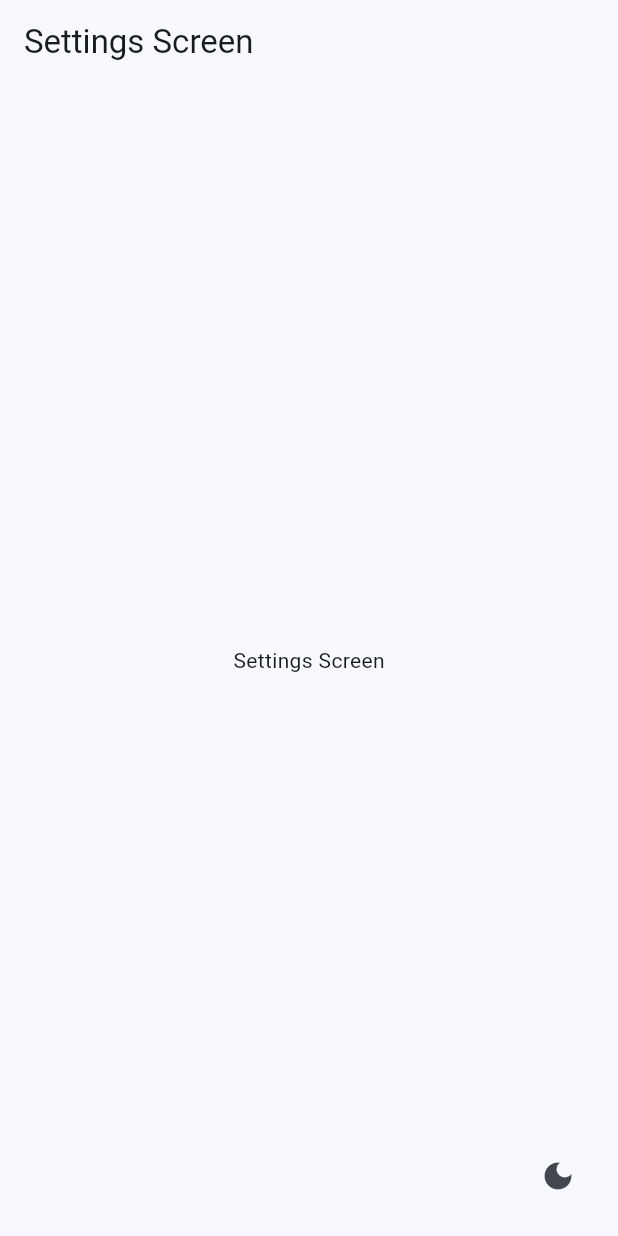
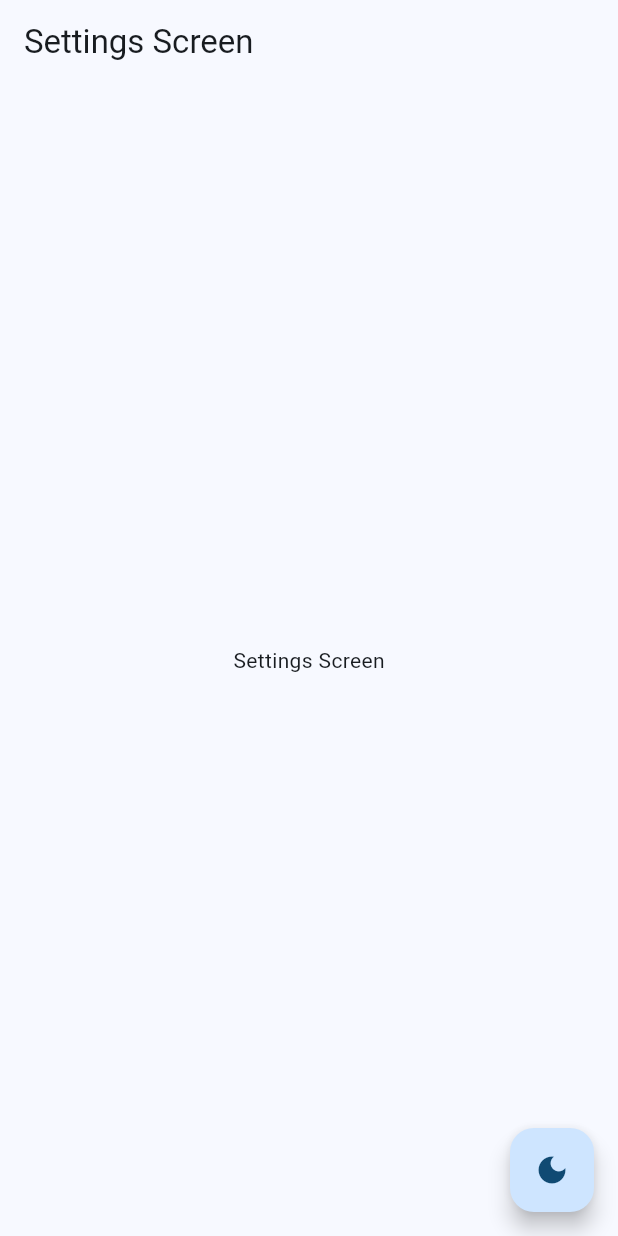
Before and after one commit to tc14077/todoer, a Flutter app: the SettingsScreen screen opened directly, on a phone screen of 412 x 824 dp. Run offline on Flutter 3.47's test engine with Material 2 defaults, Android fonts, the phone set to English and light mode, and no system bars; our stand-ins replace beamer, bloc, flutter_bloc.

Commit message:
fix: use FloatingActionButton instead of IconButton

```diff
--- a/lib/ui/screen/settings_screen.dart
+++ b/lib/ui/screen/settings_screen.dart
@@ -21,8 +21,9 @@ class _SettingsScreenState extends State<SettingsScreen> {
       body: Center(
         child: Text(widget.title),
       ),
-      floatingActionButton: IconButton(
-        icon: const Icon(Icons.dark_mode),
+      floatingActionButton: FloatingActionButton(
+        child: const Icon(Icons.dark_mode),
+        tooltip: 'change_theme',
         onPressed: () {
           context.read<AppThemeCubit>().toggleTheme();
         },
```
